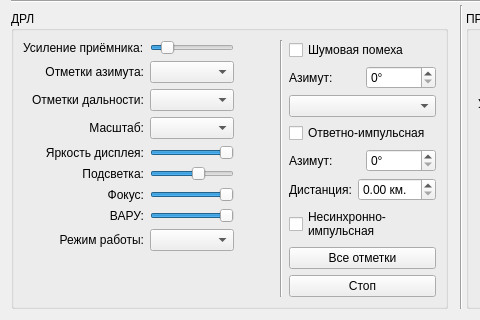
First picture: the form in rspindicators.ui, repository oln0ry/IKO, before the edit; both pictures show x 0 to 480 and y 434 to 754 of the 1144 by 754 pixel window.
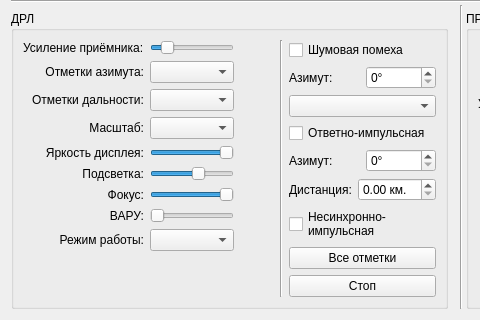
Second picture: the form after the edit. Custom widgets are drawn as their Qt base class.

```diff
--- a/rspindicators.ui
+++ b/rspindicators.ui
@@ -291,7 +291,7 @@
            <number>1</number>
           </property>
           <property name="value">
-           <number>100</number>
+           <number>0</number>
           </property>
           <property name="orientation">
            <enum>Qt::Horizontal</enum>
```
Left out of the diff: 59 changed lines with no effect on the pictures.
